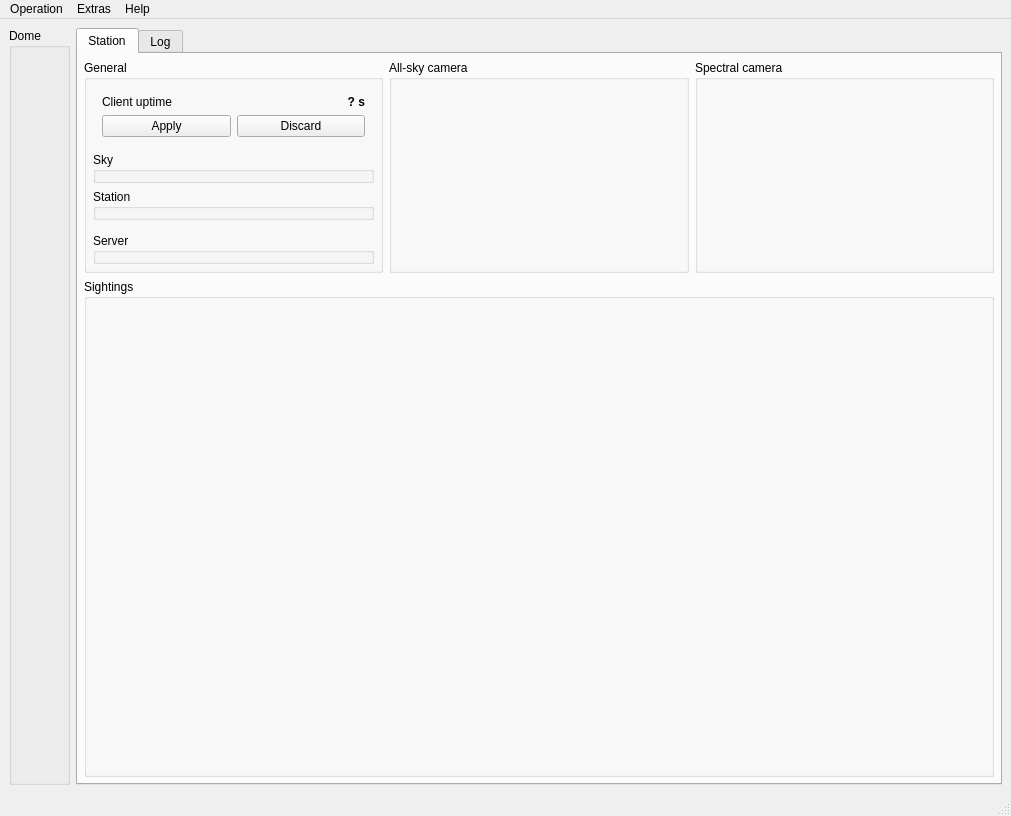
First picture: the form in mainwindow.ui, repository AMOS-uniba/amos-client, before the edit.
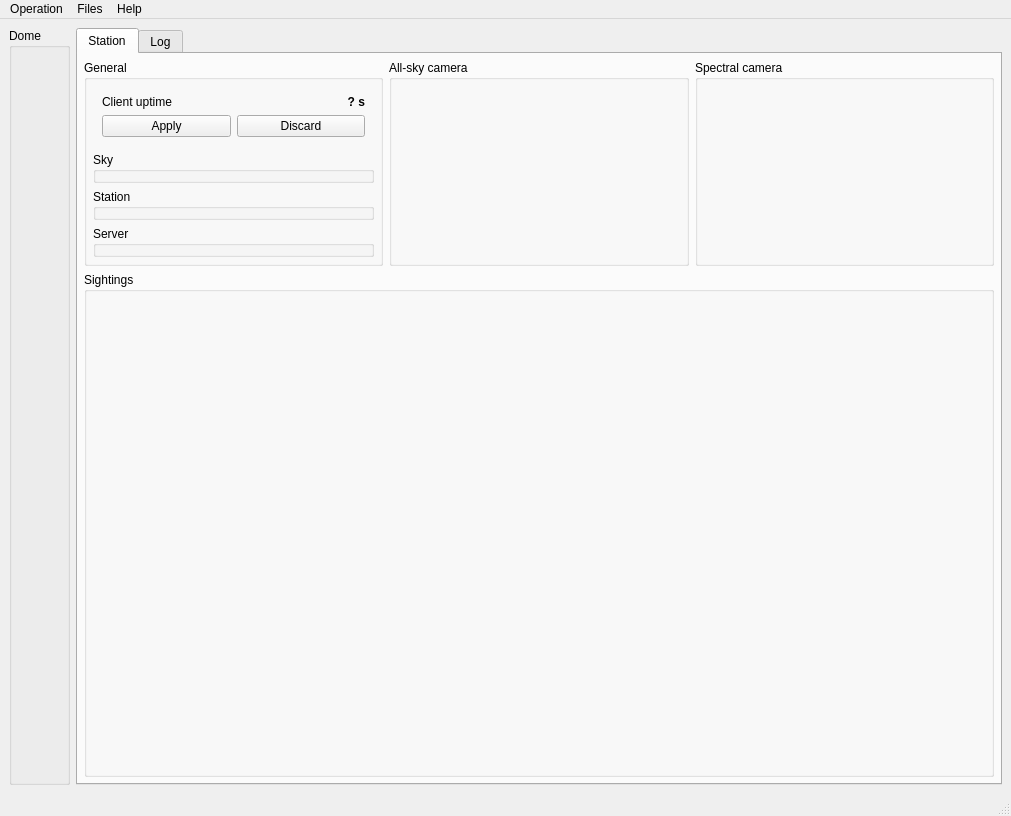
Second picture: the form after the edit. Icons and pictures are not drawn. Custom widgets are drawn as their Qt base class.

Patch:
```diff
--- a/mainwindow.ui
+++ b/mainwindow.ui
@@ -230,6 +230,12 @@
                 <property name="orientation">
                  <enum>Qt::Orientation::Vertical</enum>
                 </property>
+                <property name="sizeHint" stdset="0">
+                 <size>
+                  <width>0</width>
+                  <height>0</height>
+                 </size>
+                </property>
                </spacer>
               </item>
              </layout>
@@ -437,7 +443,7 @@
    </widget>
    <widget class="QMenu" name="menu_extras">
     <property name="title">
-     <string>Extras</string>
+     <string>Files</string>
     </property>
     <addaction name="action_open_log"/>
     <addaction name="action_open_stat"/>
```
